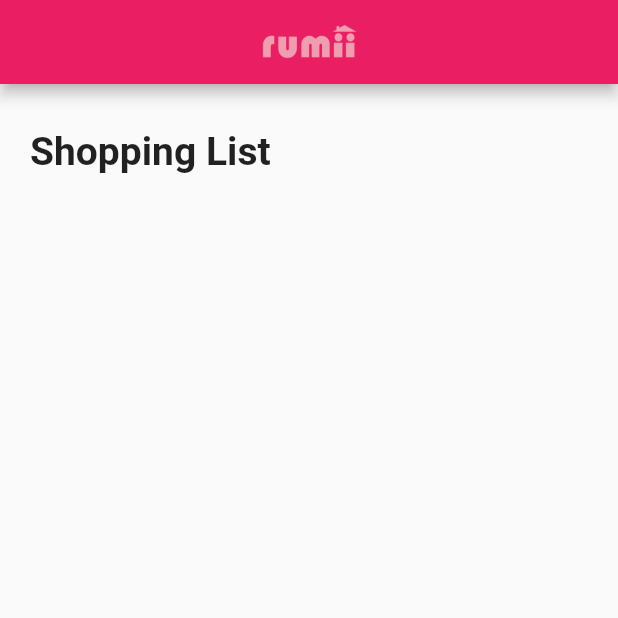
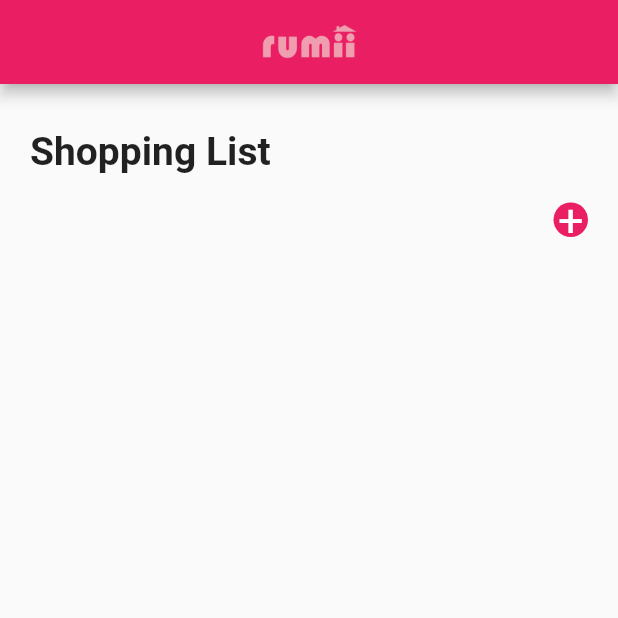
Before and after one commit to Jdd2020/rumii, a Flutter app: the ShoppingListView screen opened by its route, on a phone screen of 412 x 824 dp, the top half of it. Run offline on Flutter 3.47's test engine with Material 2 defaults, Android fonts, the phone set to English and light mode, and no system bars; missing offline and left inert: dart:ffi.

Commit message:
shopping_list_view.dart

```diff
--- a/lib/views/Shopping/shopping_list_view.dart
+++ b/lib/views/Shopping/shopping_list_view.dart
@@ -1,4 +1,7 @@
 import 'package:flutter/material.dart';
+import 'package:provider/provider.dart';
+import 'package:rumii/viewmodels/shopping_list_view_model.dart';
+import 'package:rumii/views/Shopping/new_item_view.dart';
 import 'package:rumii/views/widgets/custom_bottom_navigation_bar.dart';
 
 class ShoppingListView extends StatefulWidget {
@@ -10,7 +13,6 @@ class ShoppingListView extends StatefulWidget {
 }
 
 class _ShoppingListViewState extends State<ShoppingListView> {
-
   @override
   void initState() {
     super.initState();
@@ -20,7 +22,8 @@ class _ShoppingListViewState extends State<ShoppingListView> {
   Widget build(BuildContext context) {
     return Scaffold(
       appBar: AppBar(
-          title: Image.asset('assets/images/rumii-logo.png', height: 28.00, width: 70.00), //const Text("Rumii"),
+        title: Image.asset('assets/images/rumii-logo.png',
+            height: 28.00, width: 70.00), //const Text("Rumii"),
         centerTitle: true,
         automaticallyImplyLeading: false,
       ),
@@ -28,18 +31,55 @@ class _ShoppingListViewState extends State<ShoppingListView> {
           padding: const EdgeInsets.all(20),
           width: MediaQuery.of(context).size.width,
           height: MediaQuery.of(context).size.height,
-            child: const Column(
+          child: Column(
               crossAxisAlignment: CrossAxisAlignment.start,
               children: <Widget>[
-              SizedBox(height: 10),
-              Text('Shopping List', style: (TextStyle(fontSize: 26, fontWeight: FontWeight.bold,))),
+                const SizedBox(height: 10),
+                const Text('Shopping List',
+                    style: (TextStyle(
+                      fontSize: 26,
+                      fontWeight: FontWeight.bold,
+                    ))),
+                const SizedBox(height: 10),
+                Align(
+                  alignment: Alignment.topRight,
+                  child: InkWell(
+                    child: Container(
+                      decoration: const BoxDecoration(
+                        shape: BoxShape.circle,
+                        color: Colors.pink,
+                      ),
+                      padding: EdgeInsets.all(3),
+                      child: const Text(
+                        "+",
+                        style: TextStyle(
+                          fontSize: 30,
+                          fontWeight: FontWeight.normal,
+                          color: Colors.white,
+                        ),
+                      ),
+                    ),
+                    onTap: () {
+                      Navigator.push(
+                        context,
+                        MaterialPageRoute(
+                            builder: (context) => ChangeNotifierProvider(
+                                  create: (context) => ShoppingListViewModel(),
+                                  child: const NewItem(),
+                                )),
+                      );
+                    },
+                  ),
+                ),
+                const SizedBox(height: 20),
+                // add the list
               ])),
       bottomNavigationBar: CustomBottomNavigationBar(
           currentRoute: '/shopping_list',
           onRouteChanged: (route) {
-                Navigator.of(context).pushNamed(route); // navigate to a different view
-              }
-            ),
+            Navigator.of(context)
+                .pushNamed(route); // navigate to a different view
+          }),
     );
   }
 }
```
Lines whose indentation alone changed are shown as unchanged.
